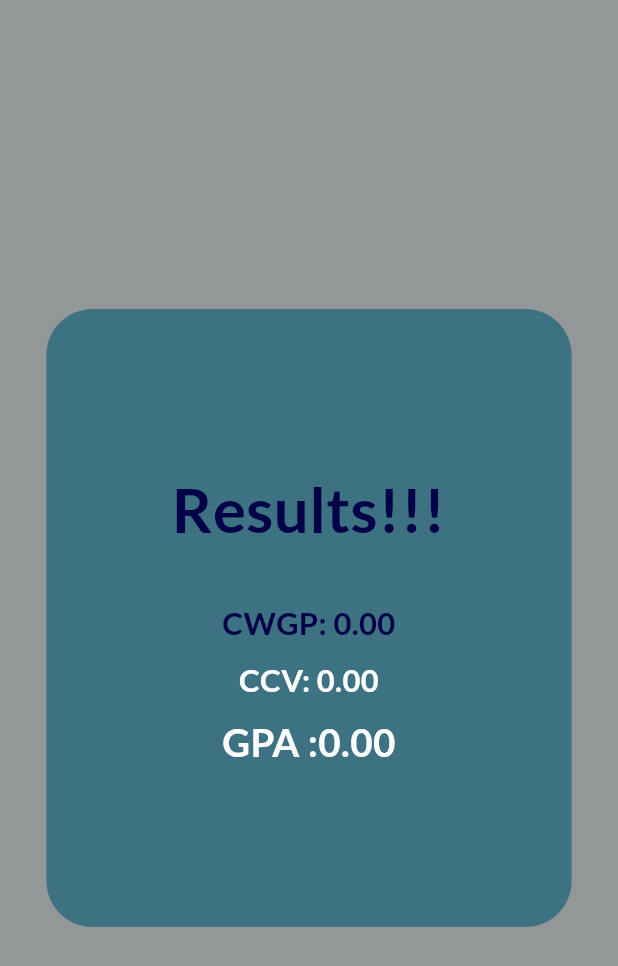
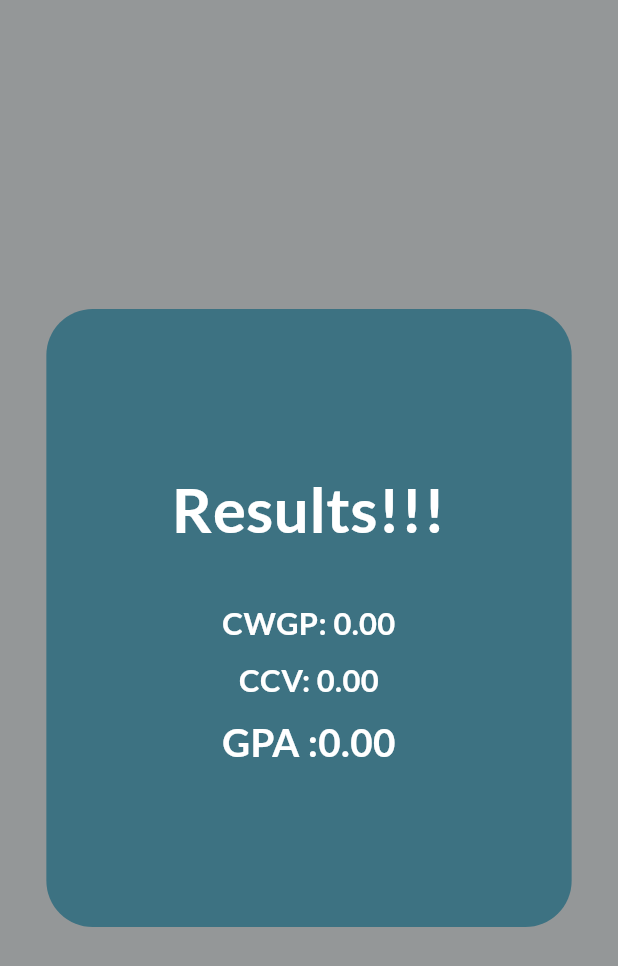
Before and after one commit to delbertkimbi/GPA_Guide, a Flutter app: the ResultPage screen opened directly with empty values, on a phone screen of 412 x 824 dp. Shown: the top 966 px of the screen. Run offline on Flutter 3.47's test engine with Material 3 defaults, Android fonts, the phone set to English and light mode, and no system bars; our stand-ins replace auto_route, firebase_core, flutter_bloc, flutter_screenutil, google_fonts; accounts and stored records are empty.

```diff
--- a/gpa_calcos/lib/Presentation/screens/gpa_results.dart
+++ b/gpa_calcos/lib/Presentation/screens/gpa_results.dart
@@ -51,7 +51,7 @@ class _ResultPageState extends State<ResultPage> {
                       textAlign: TextAlign.center,
                       style: TextStyle(
                         fontSize: 40.sp,
-                        color: mainColors.color1,
+                        color: Colors.white,
                         fontWeight: FontWeight.bold,
                       ),
                     ),
@@ -64,7 +64,7 @@ class _ResultPageState extends State<ResultPage> {
                     textAlign: TextAlign.center,
                     style: TextStyle(
                       fontSize: 20.sp,
-                      color: mainColors.color1,
+                      color: Colors.white,
                       fontWeight: FontWeight.bold,
                     ),
                   ),
```
